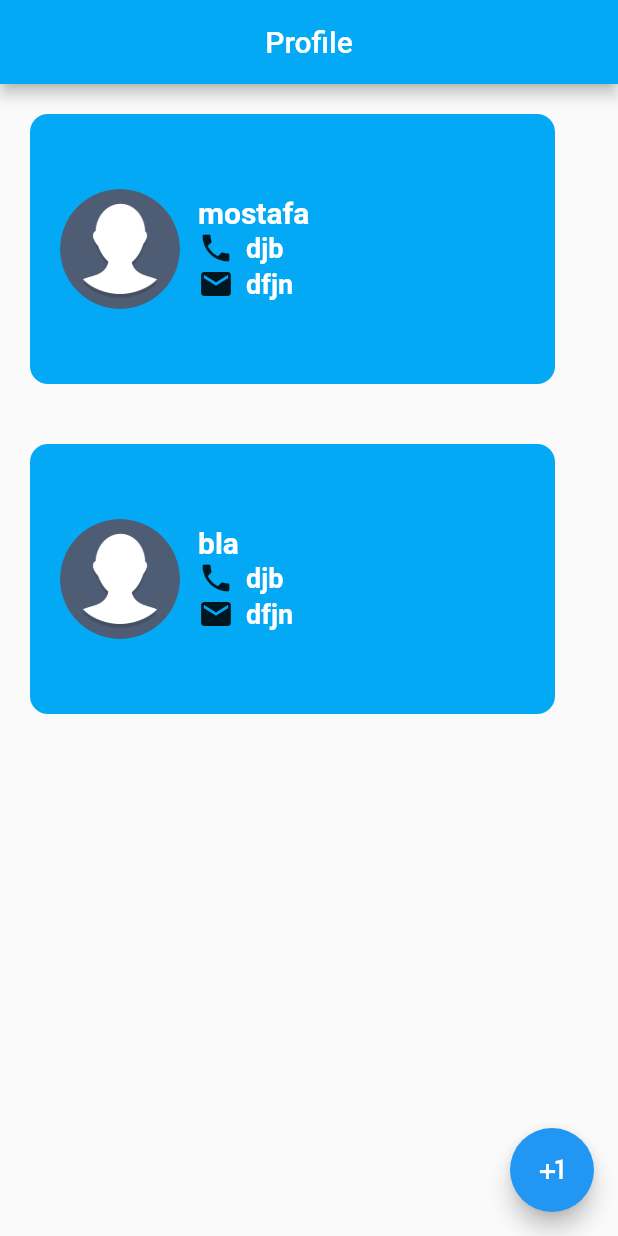
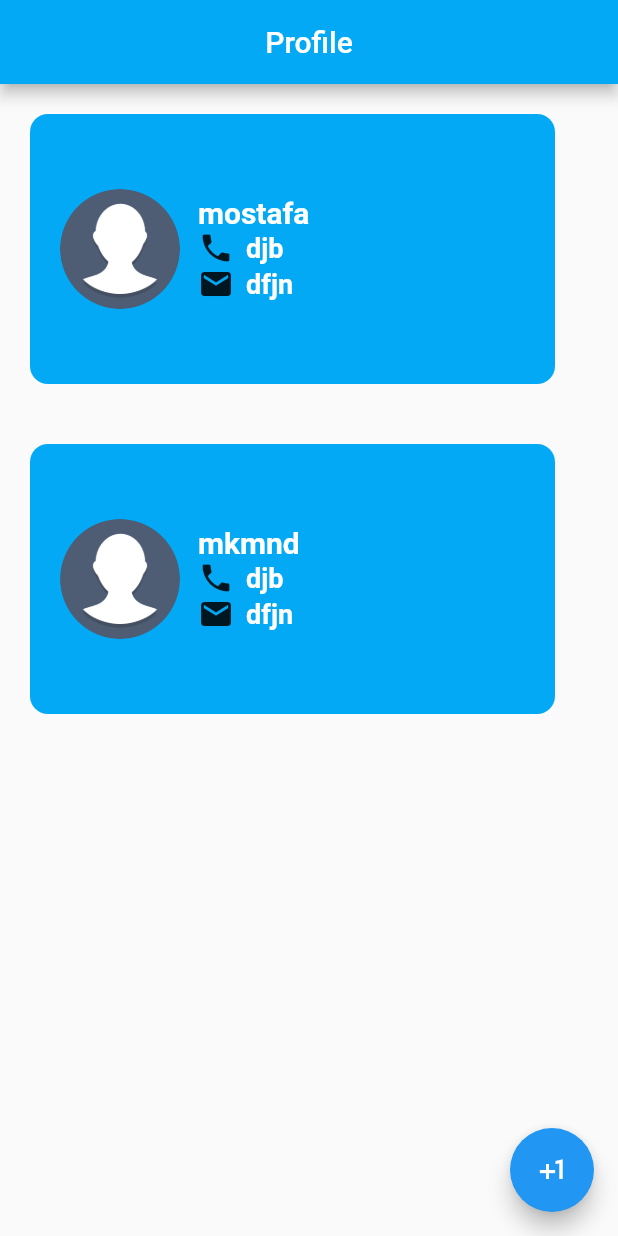
Before and after one commit to MostafaAmin0/FlutterCourse, a Flutter app: the screen it shows after launch, on a phone screen of 412 x 824 dp. Run offline on Flutter 3.47's test engine with Material 2 defaults, Android fonts, the phone set to English and light mode, and no system bars.

Commit message:
apply mvc

```diff
--- a/lib/contact.dart
+++ b/lib/Model/contact.dart
@@ -5,5 +5,5 @@ class Contact {
 
   get name => _name;
   get mail => _mail;
-  get phone => _phone;
+  get number => _phone;
 }
--- a/lib/home_screen.dart
+++ b/lib/Screens/home_screen.dart
@@ -1,5 +1,12 @@
 import 'package:flutter/material.dart';
-import 'Contact_Card_Widget.dart';
+
+import '../Model/contact.dart';
+import '../Widgets/contact_card_widget.dart';
+
+final List<Contact> contacts = [
+  Contact("mostafa", "dfjn", "djb"),
+  Contact("mkmnd", "dfjn", "djb"),
+];
 
 class HomeScreen extends StatelessWidget {
   const HomeScreen({super.key});
@@ -20,9 +27,17 @@ class HomeScreen extends StatelessWidget {
       ),
       body: SafeArea(
         child: Column(
-          children: const [
-            ContactCardWidget(name: "mostafa", mail: "dfjn", number: "djb"),
-            ContactCardWidget(name: "bla", mail: "dfjn", number: "djb"),
+          children: [
+            ContactCardWidget(
+              name: contacts[0].name,
+              mail: contacts[0].mail,
+              number: contacts[0].number,
+            ),
+            ContactCardWidget(
+              name: contacts[1].name,
+              mail: contacts[1].mail,
+              number: contacts[1].number,
+            ),
           ],
         ),
       ),
--- a/lib/main.dart
+++ b/lib/main.dart
@@ -1,5 +1,5 @@
 import 'package:flutter/material.dart';
-import 'package:lab_g2/home_screen.dart';
+import 'package:lab_g2/Screens/home_screen.dart';
 
 void main() => runApp(const MyApp());
 
```
Also changed, not shown: lib/Widgets/contact_card_widget.dart (renamed from lib/contact_card_widget.dart).
